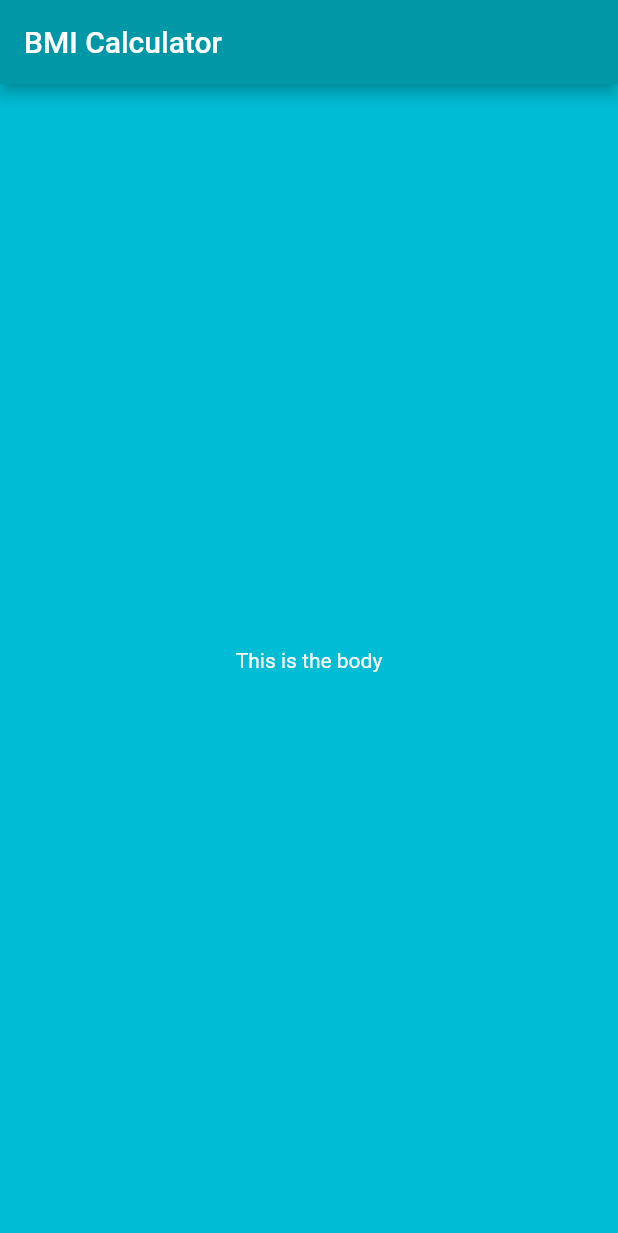
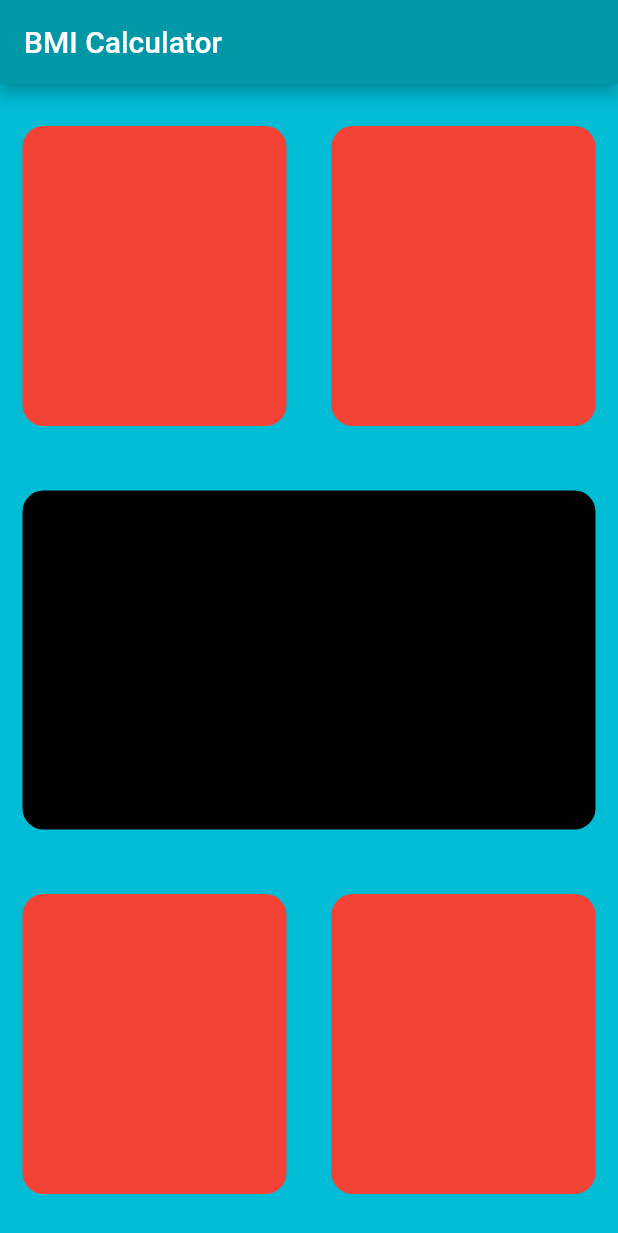
Before and after one commit to valterandremachado/ibm_calcu_flutter, a Flutter app: the screen it shows after launch, on a phone screen of 412 x 824 dp. Shown: the top 1233 px of the screen. Run offline on Flutter 3.47's test engine with Material 2 defaults, Android fonts, the phone set to English and light mode, and no system bars.

Commit message:
factored custom widget

```diff
--- a/lib/input_view.dart
+++ b/lib/input_view.dart
@@ -14,9 +14,57 @@ class _MainViewState extends State<InputView> {
       appBar: AppBar(
         title: Text('BMI Calculator'),
       ),
-      body: Center(
-        child: Text('This is the body'),
+      body: SafeArea(
+        child: Column(
+          children: [
+            Expanded(
+              child: Row(
+                children: [
+                  Expanded(
+                    child: ReusableCard(Colors.red),
+                  ),
+                  Expanded(
+                    child: ReusableCard(Colors.red),
+                  )
+                ],
+              ),
+            ),
+            Expanded(
+              child: ReusableCard(Colors.black),
+            ),
+            Expanded(
+              child: Row(
+                children: [
+                  Expanded(
+                    child: ReusableCard(Colors.red),
+                  ),
+                  Expanded(
+                    child: ReusableCard(Colors.red),
+                  )
+                ],
+              ),
+            ),
+          ],
+        ),
       ),
     );
   }
 }
+
+// ReusableCard Widget
+class ReusableCard extends StatelessWidget {
+  final Color cardColor;
+  ReusableCard(this.cardColor);
+
+  @override
+  Widget build(BuildContext context) {
+    return Container(
+      margin: EdgeInsets.all(15),
+      height: 200,
+      decoration: BoxDecoration(
+        color: cardColor,
+        borderRadius: BorderRadius.circular(14),
+      ),
+    );
+  }
+}
```
